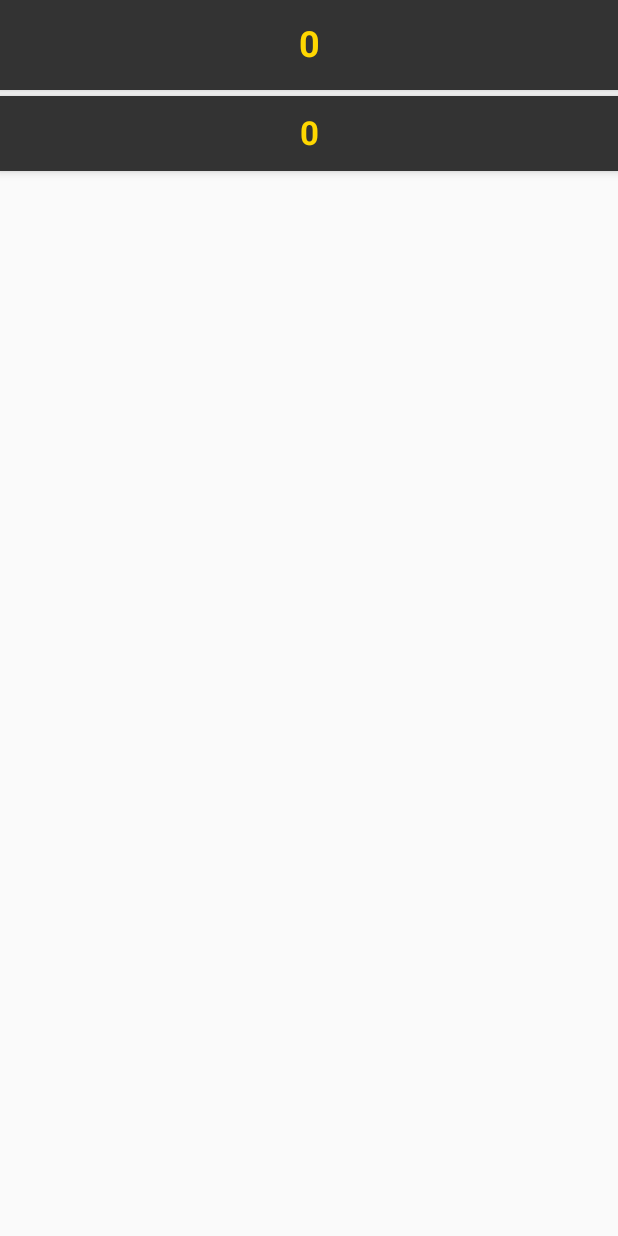
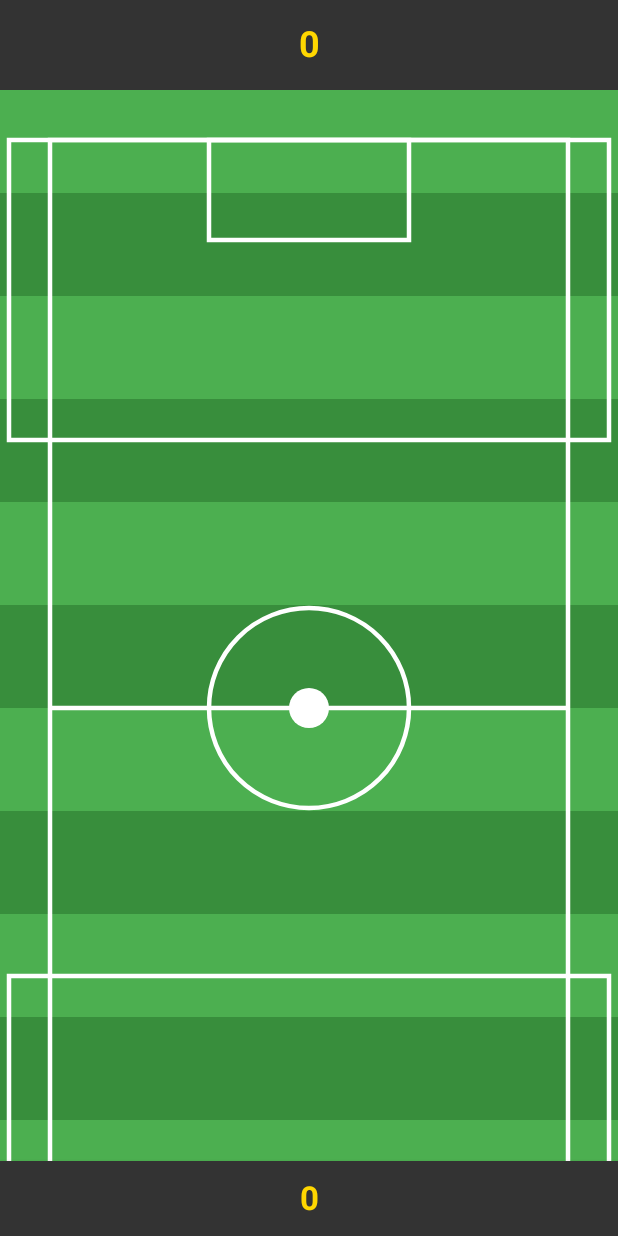
Before and after one commit to AnaGabriela03/PROGRAMACI-N-MOVIL-II, an Android app built with Jetpack Compose: the screen it shows after launch (MainActivity), on a phone screen of 412 x 824 dp. Run offline under Robolectric (Android 15) with nearby library versions, the phone set to English and light mode, and no system bars.

Commit message:
Se diseño y dibujo la cancha, incluyendo la pelota

```diff
--- a/futboll/app/src/main/java/com/example/futboll/MainActivity.kt
+++ b/futboll/app/src/main/java/com/example/futboll/MainActivity.kt
@@ -37,7 +37,23 @@ class MainActivity : ComponentActivity() {
 
 @Composable
 fun FutbollGameScreen(sensorViewModel: SensorViewModel) {
+    val configuration = LocalConfiguration.current
+    val density = LocalDensity.current
+    val screenWidth = with(density) { configuration.screenWidthDp.dp.toPx() }
+    val screenHeight = with(density) { configuration.screenHeightDp.dp.toPx() }
 
+    val ballRadius = 20f
+    var ballX by remember { mutableStateOf(screenWidth / 2) }
+    var ballY by remember { mutableStateOf(screenHeight / 2) }
+
+    val goalWidth = 200f
+    val goalHeight = 100f
+    val penaltyBoxWidth = 600f
+    val penaltyBoxHeight = 300f
+
+    val topGoal = Offset((screenWidth - goalWidth) / 2, 50f)
+    val bottomGoalY = screenHeight - 150f
+    val bottomGoal = Offset((screenWidth - goalWidth) / 2, bottomGoalY)
 
     var scoreTop by remember { mutableStateOf(0) }
     var scoreBottom by remember { mutableStateOf(0) }
@@ -68,7 +84,45 @@ fun FutbollGameScreen(sensorViewModel: SensorViewModel) {
             }
         }
 
+        Box(modifier = Modifier.weight(1f)) {
+            Canvas(modifier = Modifier.fillMaxSize()) {
+                //Fondo de la cancha
+                for (i in 0 until 12) {
+                    val color = if (i % 2 == 0) Color(0xFF4CAF50) else Color(0xFF388E3C)
+                    drawRect(
+                        color = color,
+                        topLeft = Offset(0f, i * (screenHeight / 12)),
+                        size = Size(screenWidth, screenHeight / 12)
+                    )
+                }
 
+                //Definir las lineas que delimitan la cancha
+                val fieldHeight = screenHeight - 130f
+                val pitchOutline = Path().apply {
+                    moveTo(50f, 50f)
+                    lineTo(screenWidth - 50f, 50f)
+                    lineTo(screenWidth - 50f, fieldHeight)
+                    lineTo(50f, fieldHeight)
+                    close()
+                    moveTo(50f, screenHeight / 2)
+                    lineTo(screenWidth - 50f, screenHeight / 2)
+                }
+
+                //Dibujo de la cancha
+                drawPath(path = pitchOutline, color = Color.White, style = Stroke(3.dp.toPx()))
+                drawCircle(color = Color.White, center = Offset(screenWidth / 2, screenHeight / 2), radius = 10f)
+                drawCircle(color = Color.White, center = Offset(screenWidth / 2, screenHeight / 2), radius = 100f, style = Stroke(3.dp.toPx()))
+
+                drawRect(color = Color.White, topLeft = topGoal, size = Size(goalWidth, goalHeight), style = Stroke(3.dp.toPx()))
+                drawRect(color = Color.White, topLeft = Offset(screenWidth / 2 - 300f, 50f), size = Size(penaltyBoxWidth, penaltyBoxHeight), style = Stroke(3.dp.toPx()))
+
+                drawRect(color = Color.White, topLeft = bottomGoal, size = Size(goalWidth, goalHeight), style = Stroke(3.dp.toPx()))
+                drawRect(color = Color.White, topLeft = Offset(screenWidth / 2 - 300f, bottomGoalY - 200f), size = Size(penaltyBoxWidth, penaltyBoxHeight), style = Stroke(3.dp.toPx()))
+
+                //Pelota
+                drawCircle(color = Color.White, radius = ballRadius, center = Offset(ballX, ballY))
+            }
+        }
 
         Spacer(modifier = Modifier.height(4.dp))
 
```
